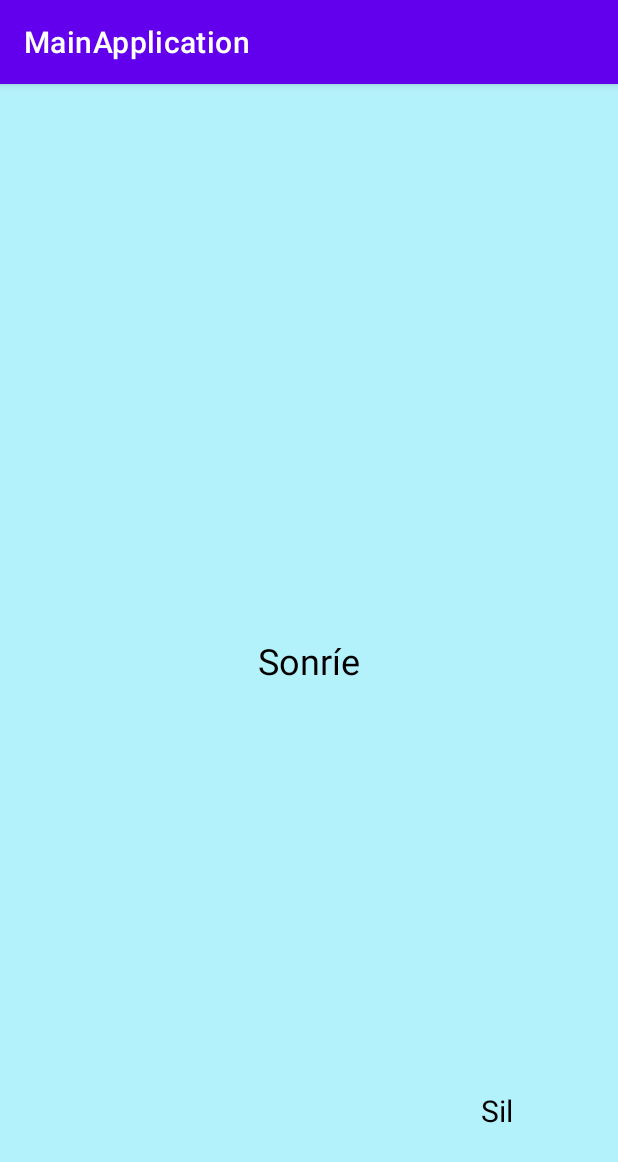
After one commit to SilviaGarciaBouza/Greeting-BMI-Calculator-And-Shopping-List, an Android app: the SentencesActivity screen opened directly, with no data from a screen before it, on a phone screen of 412 x 824 dp. The commit adds this screen. Shown: the top 1162 px of the screen. Run offline under Robolectric (Android 15) with nearby library versions, the phone set to English and light mode, and no system bars.

Commit message:
added binding, added sentencesActivity

```diff
--- a/app/src/main/AndroidManifest.xml
+++ b/app/src/main/AndroidManifest.xml
@@ -12,6 +12,9 @@
         android:supportsRtl="true"
         android:theme="@style/Theme.NameApplication"
         tools:targetApi="31">
+        <activity
+            android:name=".sentences.view.SentencesActivity"
+            android:exported="false" />
         <activity
             android:name=".shoppingList.ShoppingActivity"
             android:exported="false" />
--- /dev/null
+++ b/app/src/main/java/com/example/nameapplication/sentences/model/SentencesModel.kt
@@ -0,0 +1,3 @@
+package com.example.nameapplication.sentences.model
+
+data class SentencesModel (val sentenceText: String, val sentenceAuthor: String)
--- /dev/null
+++ b/app/src/main/java/com/example/nameapplication/sentences/view/SentencesActivity.kt
@@ -0,0 +1,27 @@
+package com.example.nameapplication.sentences.view
+
+import androidx.appcompat.app.AppCompatActivity
+import android.os.Bundle
+import androidx.activity.viewModels
+import androidx.lifecycle.Observer
+import com.example.nameapplication.R
+import com.example.nameapplication.databinding.ActivitySentencesBinding
+import com.example.nameapplication.sentences.viewmodel.SentencesViewModel
+
+class SentencesActivity : AppCompatActivity() {
+    private lateinit var binding: ActivitySentencesBinding
+
+    private val sentencesViewModel: SentencesViewModel by viewModels()
+
+    override fun onCreate(savedInstanceState: Bundle?) {
+        super.onCreate(savedInstanceState)
+        binding = ActivitySentencesBinding.inflate(layoutInflater)
+        setContentView(binding.root)
+        //cuando hay cambios pasa esto
+        sentencesViewModel.sentencesModel.observe(this, Observer {
+            binding.tvSentenceSentences.text= it.sentenceText
+            binding.tvAuthorSentences.text = it.sentenceAuthor
+        })
+        binding.clSentences.setOnClickListener { sentencesViewModel.randomSentence() }
+    }
+}
--- /dev/null
+++ b/app/src/main/java/com/example/nameapplication/sentences/viewmodel/SentencesViewModel.kt
@@ -0,0 +1,18 @@
+package com.example.nameapplication.sentences.viewmodel
+
+import androidx.lifecycle.ViewModel
+import androidx.lifecycle.MutableLiveData
+import com.example.nameapplication.sentences.model.SentencesModel
+import com.example.nameapplication.sentences.model.SentencesProvider
+
+class SentencesViewModel: ViewModel() {
+
+    val sentencesModel = MutableLiveData<SentencesModel>()
+    fun randomSentence(){
+        val currentSentence:SentencesModel = SentencesProvider.randomSentence()
+        sentencesModel.postValue(currentSentence)
+    }
+
+
+
+}
--- a/app/src/main/java/com/example/nameapplication/shoppingList/Category.kt
+++ b/app/src/main/java/com/example/nameapplication/shoppingList/Category.kt
@@ -1,5 +1,5 @@
 package com.example.nameapplication.shoppingList
-
+//        //filtrar products por categorías:4B-le pasas el var isSelected
 sealed class Category (var isSelected: Boolean = true) {
     object Despensa: Category()
     object Carniceria: Category()
--- a/app/src/main/java/com/example/nameapplication/shoppingList/ProductAdapter.kt
+++ b/app/src/main/java/com/example/nameapplication/shoppingList/ProductAdapter.kt
@@ -5,7 +5,7 @@ import android.view.ViewGroup
 import androidx.recyclerview.widget.RecyclerView
 import com.example.nameapplication.R
 
-class ProductAdapter(private var productList: List<Product>):RecyclerView.Adapter<ProductViewHolder>() {
+class ProductAdapter( var productList: List<Product>):RecyclerView.Adapter<ProductViewHolder>() {
     override fun onCreateViewHolder(parent: ViewGroup, viewType: Int): ProductViewHolder{
         val view = LayoutInflater.from(parent.context)
             .inflate((R.layout.item_product_layout), parent, false)
--- /dev/null
+++ b/app/src/main/res/layout/activity_sentences.xml
@@ -0,0 +1,35 @@
+<?xml version="1.0" encoding="utf-8"?>
+<androidx.constraintlayout.widget.ConstraintLayout xmlns:android="http://schemas.android.com/apk/res/android"
+    xmlns:app="http://schemas.android.com/apk/res-auto"
+    xmlns:tools="http://schemas.android.com/tools"
+    android:layout_width="match_parent"
+    android:layout_height="match_parent"
+    tools:context=".sentences.view.SentencesActivity"
+    android:background="@color/backgroundApp"
+    android:padding="30dp"
+    android:id="@+id/cl_sentences">
+    <TextView
+        android:id="@+id/tv_sentence_sentences"
+        android:layout_width="wrap_content"
+        android:layout_height="wrap_content"
+        app:layout_constraintStart_toStartOf="parent"
+        app:layout_constraintEnd_toEndOf="parent"
+        app:layout_constraintTop_toTopOf="parent"
+        app:layout_constraintBottom_toBottomOf="parent"
+        android:textSize="24sp"
+        android:textColor="@color/black"
+        android:text="Sonríe"/>
+    <TextView
+        android:layout_width="wrap_content"
+        android:layout_height="wrap_content"
+        android:id="@+id/tv_author_sentences"
+        app:layout_constraintEnd_toEndOf="parent"
+        app:layout_constraintBottom_toBottomOf="parent"
+        android:text="Sil"
+        android:textSize="20sp"
+        android:textColor="@color/black"
+        android:layout_marginBottom="40dp"
+        android:layout_marginEnd="40dp"/>
+
+
+</androidx.constraintlayout.widget.ConstraintLayout>
--- a/app/src/main/res/values/strings.xml
+++ b/app/src/main/res/values/strings.xml
@@ -45,6 +45,7 @@
     <string name="carniceria">Carniceria</string>
     <string name="new_product">Nuevo producto</string>
     <string name="a_adir_producto">Añadir producto</string>
+    <string name="positive_sentences">Frases positivas</string>
 
 
 </resources>
```
Also changed, not shown: app/build.gradle (+13 -0 lines), app/src/main/java/com/example/nameapplication/IMCCalculate/IMCCalculatorActivity.kt (+18 -40 lines), app/src/main/java/com/example/nameapplication/IMCCalculate/ResultIMCCalculatorActivity.kt (+26 -32 lines), app/src/main/java/com/example/nameapplication/MainActivity.kt (+17 -11 lines), app/src/main/java/com/example/nameapplication/greet/NameActivity.kt (+7 -5 lines), app/src/main/java/com/example/nameapplication/greet/ResultActivity.kt (+6 -2 lines), app/src/main/java/com/example/nameapplication/sentences/model/SentencesProvider.kt (added, +20 -0 lines), app/src/main/java/com/example/nameapplication/shoppingList/ShoppingActivity.kt (+64 -41 lines), app/src/main/java/com/example/nameapplication/shoppingList/ShoppingAdapter.kt (+5 -2 lines), app/src/main/java/com/example/nameapplication/shoppingList/ShoppingViewHolder.kt (+42 -17 lines), app/src/main/res/layout/activity_main.xml (+10 -0 lines).
